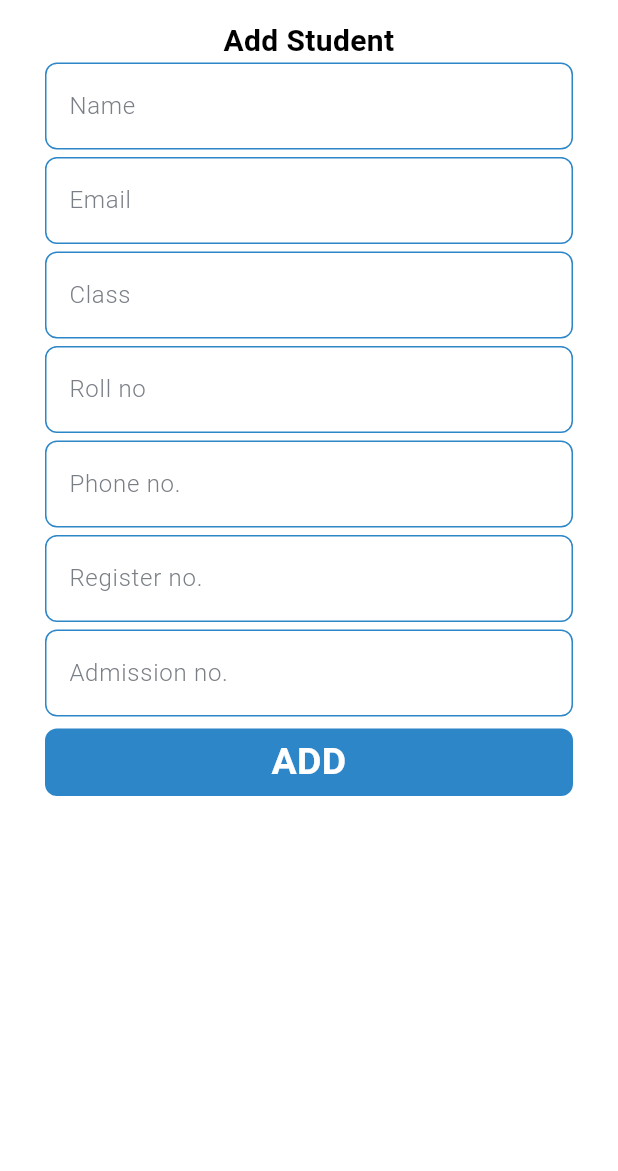
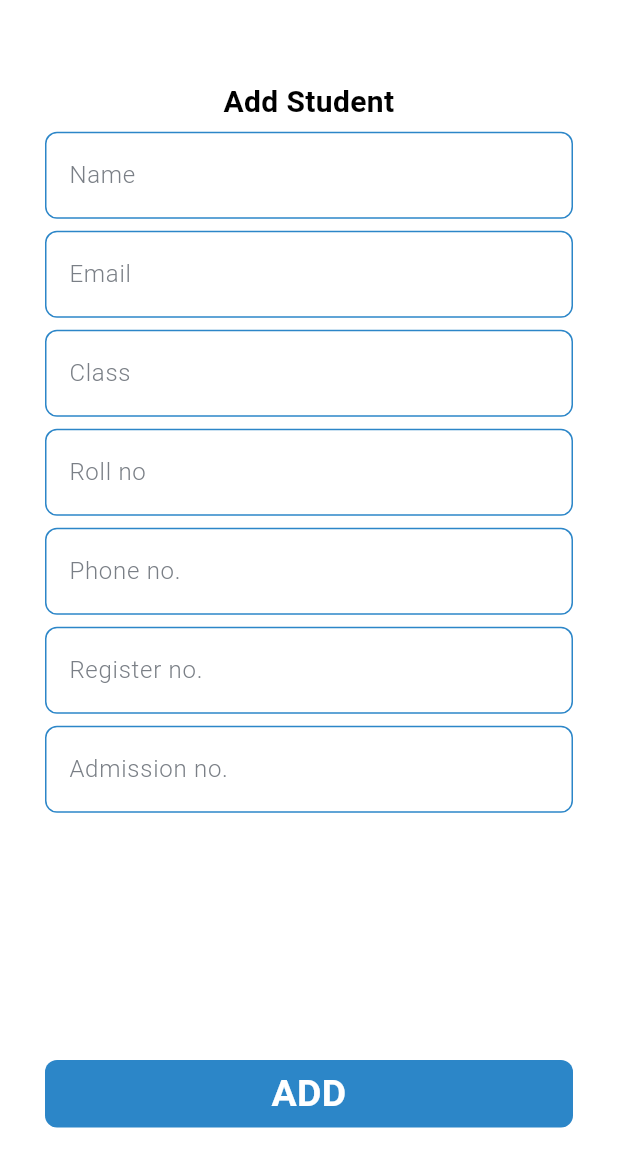
Before and after one commit to dhrisyapn/attendix, a Flutter app: the screen it shows after launch, on a phone screen of 412 x 824 dp, the part 65-1236 px from its top. Run offline on Flutter 3.47's test engine with Material 3 defaults, Android fonts, the phone set to English and light mode, and no system bars; our stand-ins replace cloud_firestore, firebase_auth, firebase_core; accounts and stored records are empty; Roboto replaces fonts that are missing (Poppins).

Commit message:
Update addstudent.dart

```diff
--- a/lib/addstudent.dart
+++ b/lib/addstudent.dart
@@ -22,8 +22,12 @@ class _AddStudentPageState extends State<AddStudentPage> {
           ),
         ),
       ),
-      body: Column(
+      body: SingleChildScrollView(
+        child: Column(
           children: [
+            SizedBox(
+              height: MediaQuery.of(context).size.height * 0.05,
+            ),
             Text(
               'Add Student',
               textAlign: TextAlign.center,
@@ -33,6 +37,9 @@ class _AddStudentPageState extends State<AddStudentPage> {
                 fontFamily: 'Poppins',
                 fontWeight: FontWeight.w600,
               ),
+            ),
+            SizedBox(
+              height: 5,
             ),
             Padding(
               padding: const EdgeInsets.only(left: 30, right: 30),
@@ -60,7 +67,7 @@ class _AddStudentPageState extends State<AddStudentPage> {
               ),
             ),
             SizedBox(
-            height: 5,
+              height: 8,
             ),
             Padding(
               padding: const EdgeInsets.only(left: 30, right: 30),
@@ -88,7 +95,7 @@ class _AddStudentPageState extends State<AddStudentPage> {
               ),
             ),
             SizedBox(
-            height: 5,
+              height: 8,
             ),
             Padding(
               padding: const EdgeInsets.only(left: 30, right: 30),
@@ -116,7 +123,7 @@ class _AddStudentPageState extends State<AddStudentPage> {
               ),
             ),
             SizedBox(
-            height: 5,
+              height: 8,
             ),
             Padding(
               padding: const EdgeInsets.only(left: 30, right: 30),
@@ -144,7 +151,7 @@ class _AddStudentPageState extends State<AddStudentPage> {
               ),
             ),
             SizedBox(
-            height: 5,
+              height: 8,
             ),
             Padding(
               padding: const EdgeInsets.only(left: 30, right: 30),
@@ -172,7 +179,7 @@ class _AddStudentPageState extends State<AddStudentPage> {
               ),
             ),
             SizedBox(
-            height: 5,
+              height: 8,
             ),
             Padding(
               padding: const EdgeInsets.only(left: 30, right: 30),
@@ -200,7 +207,7 @@ class _AddStudentPageState extends State<AddStudentPage> {
               ),
             ),
             SizedBox(
-            height: 5,
+              height: 8,
             ),
             Padding(
               padding: const EdgeInsets.only(left: 30, right: 30),
@@ -228,7 +235,7 @@ class _AddStudentPageState extends State<AddStudentPage> {
               ),
             ),
             SizedBox(
-            height: 8,
+              height: MediaQuery.of(context).size.height * 0.2,
             ),
             Padding(
               padding: const EdgeInsets.only(left: 30, right: 30),
@@ -257,6 +264,7 @@ class _AddStudentPageState extends State<AddStudentPage> {
             ),
           ],
         ),
+      ),
     );
   }
 }
```
Lines whose indentation alone changed are shown as unchanged.
